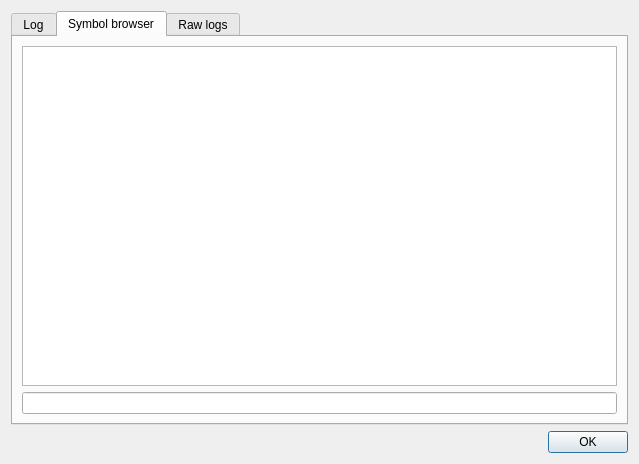
Old version of the form ClangClientDialog.ui in the repository lcarlier/cppfusion.
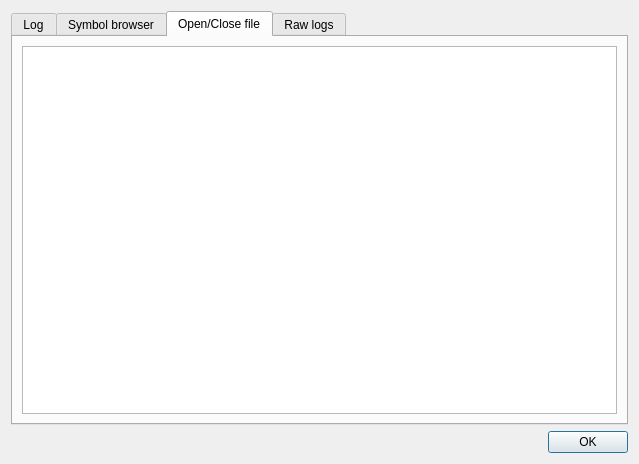
New version of the form.

The edit to the form file:
```diff
--- a/ClangClientDialog.ui
+++ b/ClangClientDialog.ui
@@ -17,7 +17,7 @@
    <item>
     <widget class="QTabWidget" name="tabWidget">
      <property name="currentIndex">
-      <number>1</number>
+      <number>2</number>
      </property>
      <widget class="QWidget" name="tab">
       <attribute name="title">
@@ -77,6 +77,16 @@
        </item>
       </layout>
      </widget>
+     <widget class="QWidget" name="tab_4">
+      <attribute name="title">
+       <string>Open/Close file</string>
+      </attribute>
+      <layout class="QVBoxLayout" name="verticalLayout_8">
+       <item>
+        <widget class="QTableWidget" name="fileTableWidget"/>
+       </item>
+      </layout>
+     </widget>
      <widget class="QWidget" name="tab_2">
       <attribute name="title">
        <string>Raw logs</string>
```
